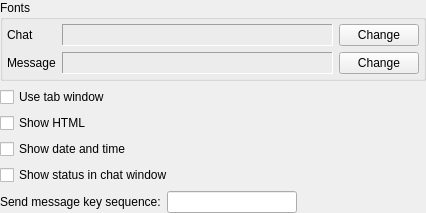
This is trunk/src/plugins/messagewidgets/messengeroptions.ui in vacuum-im/vacuum-im as Qt 5 draws it before an edit. The edited form follows.
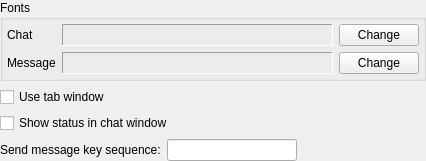
This is the edited form.

The edit to the form file:
```diff
--- a/trunk/src/plugins/messagewidgets/messengeroptions.ui
+++ b/trunk/src/plugins/messagewidgets/messengeroptions.ui
@@ -1,12 +1,12 @@
 <ui version="4.0" >
  <class>MessengerOptionsClass</class>
- <widget class="QWidget" name="MessengerOptionsClass" >
-  <property name="geometry" >
+ <widget class="QWidget" name="MessengerOptionsClass">
+  <property name="geometry">
    <rect>
     <x>0</x>
     <y>0</y>
     <width>426</width>
-    <height>208</height>
+    <height>158</height>
    </rect>
   </property>
   <layout class="QVBoxLayout" name="verticalLayout" >
@@ -99,22 +99,8 @@
     </widget>
    </item>
    <item>
-    <widget class="QCheckBox" name="chbViewShowHtml" >
-     <property name="text" >
-      <string>Show HTML</string>
-     </property>
-    </widget>
-   </item>
-   <item>
-    <widget class="QCheckBox" name="chbViewShowDateTime" >
-     <property name="text" >
-      <string>Show date and time</string>
-     </property>
-    </widget>
-   </item>
-   <item>
-    <widget class="QCheckBox" name="chbChatShowStatus" >
-     <property name="text" >
+    <widget class="QCheckBox" name="chbChatShowStatus">
+     <property name="text">
       <string>Show status in chat window</string>
      </property>
     </widget>
@@ -148,7 +134,7 @@
    </item>
   </layout>
  </widget>
- <layoutdefault spacing="6" margin="11" />
+ <layoutdefault spacing="6" margin="11"/>
  <resources/>
  <connections/>
 </ui>
```
Left out of the diff: 85 changed lines with no effect on the pictures.
